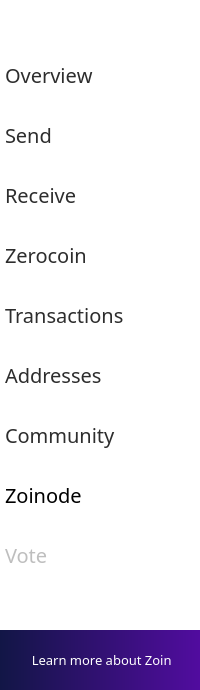
First picture: the form in src/qt/forms/winforms/menupage.ui, repository noirofficial/noir, before the edit.
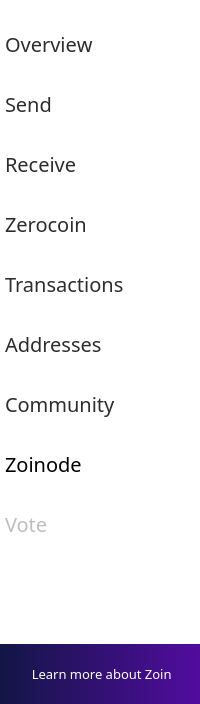
Second picture: the form after the edit. Icons and pictures are not drawn.

Patch:
```diff
--- a/src/qt/forms/winforms/menupage.ui
+++ b/src/qt/forms/winforms/menupage.ui
@@ -7,7 +7,7 @@
     <x>0</x>
     <y>0</y>
     <width>200</width>
-    <height>690</height>
+    <height>704</height>
    </rect>
   </property>
   <property name="sizePolicy">
@@ -946,6 +946,21 @@
      <property name="frameShadow">
       <enum>QFrame::Raised</enum>
      </property>
+     <layout class="QHBoxLayout" name="horizontalLayout_2">
+      <item>
+       <spacer name="verticalSpacer_2">
+        <property name="orientation">
+         <enum>Qt::Vertical</enum>
+        </property>
+        <property name="sizeHint" stdset="0">
+         <size>
+          <width>22</width>
+          <height>3</height>
+         </size>
+        </property>
+       </spacer>
+      </item>
+     </layout>
     </widget>
    </item>
    <item>
```
Left out of the diff: 22 changed lines with no effect on the pictures.
